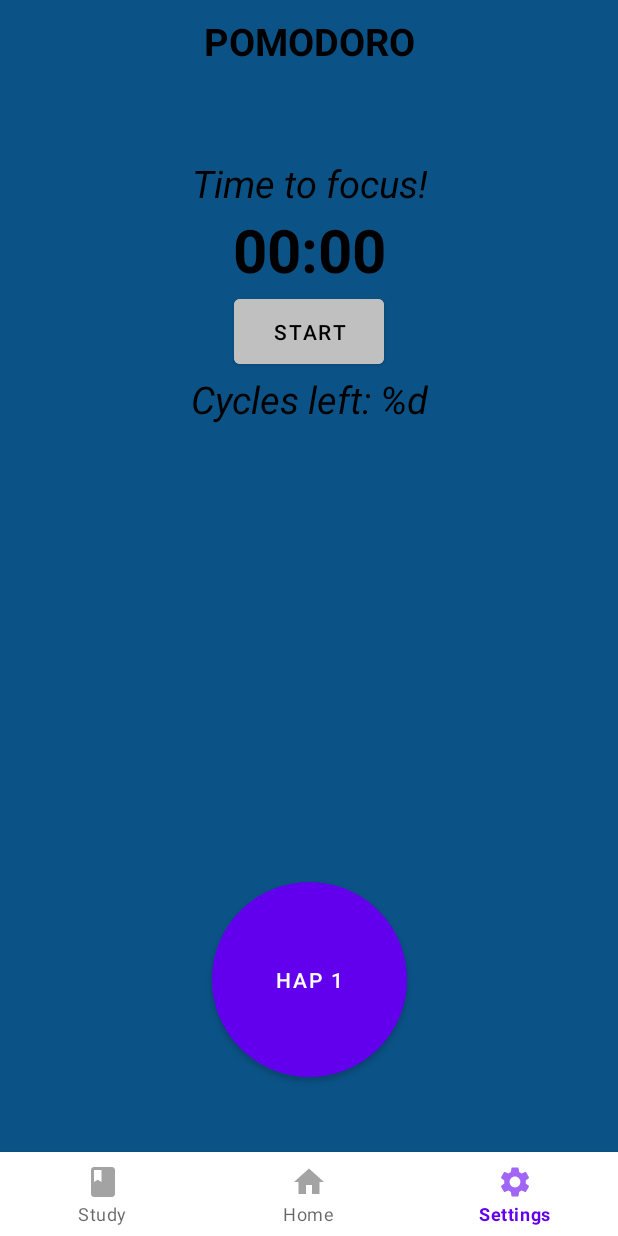
After one commit to chlowhee/FYP-1-APP, an Android app: the fragment PomodoroStudyFrag placed in its activity, on a phone screen of 412 x 824 dp. The commit adds this screen. Run offline under Robolectric (Android 15) with nearby library versions, the phone set to English and light mode, and no system bars; our stand-ins replace Dagger/Hilt's generated code.

Commit message:
added force start and pomodoro frags

```diff
--- /dev/null
+++ b/app/src/main/java/com/example/jasiriheart/ui/PomodoroStudyFrag.kt
@@ -0,0 +1,29 @@
+package com.example.jasiriheart.ui
+
+import android.os.Bundle
+import android.view.LayoutInflater
+import android.view.View
+import android.view.ViewGroup
+import androidx.fragment.app.Fragment
+import com.example.jasiriheart.databinding.FragStudyPomodoroBinding
+
+class PomodoroStudyFrag: Fragment() {
+
+    private var _binding: FragStudyPomodoroBinding? = null
+    private val binding get() = _binding!!
+
+    override fun onCreateView(
+        inflater: LayoutInflater, container: ViewGroup?,
+        savedInstanceState: Bundle?
+    ): View? {
+        _binding = FragStudyPomodoroBinding.inflate(inflater, container, false)
+        return binding.root
+    }
+
+    override fun onViewCreated(view: View, savedInstanceState: Bundle?) {
+        super.onViewCreated(view, savedInstanceState)
+    }
+
+    //TODO: custom countdown timer but default 25 mins
+
+}
--- /dev/null
+++ b/app/src/main/res/drawable/circle_button.xml
@@ -0,0 +1,10 @@
+<?xml version="1.0" encoding="utf-8"?>
+<selector xmlns:android="http://schemas.android.com/apk/res/android">
+    <item>
+        <shape android:shape="oval">
+            <stroke android:color="@color/black" android:width="2dp" />
+            <solid android:color="@color/red"/>
+            <size android:width="160dp" android:height="160dp"/>
+        </shape>
+    </item>
+</selector>
--- /dev/null
+++ b/app/src/main/res/layout/frag_study_pomodoro.xml
@@ -0,0 +1,95 @@
+<?xml version="1.0" encoding="utf-8"?>
+<androidx.constraintlayout.widget.ConstraintLayout xmlns:android="http://schemas.android.com/apk/res/android"
+    xmlns:app="http://schemas.android.com/apk/res-auto"
+    android:layout_width="match_parent"
+    android:layout_height="match_parent">
+
+    <TextView
+        android:id="@+id/pomodoro_title"
+        android:layout_width="wrap_content"
+        android:layout_height="wrap_content"
+        android:text="@string/pomodoro_title"
+        android:textSize="25sp"
+        android:textStyle="bold"
+        android:textColor="@color/black"
+        android:layout_marginTop="10dp"
+        app:layout_constraintTop_toTopOf="parent"
+        app:layout_constraintStart_toStartOf="parent"
+        app:layout_constraintEnd_toEndOf="parent"/>
+
+    <TextView
+        android:id="@+id/time_to_focus_title"
+        android:layout_width="wrap_content"
+        android:layout_height="wrap_content"
+        android:text="@string/time_to_focus"
+        android:textSize="25sp"
+        android:textStyle="italic"
+        android:textColor="@color/black"
+        android:gravity="center"
+        app:layout_constraintStart_toStartOf="parent"
+        app:layout_constraintEnd_toEndOf="parent"
+        android:layout_marginTop="60dp"
+        app:layout_constraintTop_toBottomOf="@id/pomodoro_title"/>
+
+    <TextView
+        android:id="@+id/time_for_a_break_title"
+        android:layout_width="wrap_content"
+        android:layout_height="wrap_content"
+        android:text="@string/time_for_a_break_xd"
+        android:textSize="25sp"
+        android:textStyle="italic"
+        android:textColor="@color/black"
+        android:gravity="center"
+        android:visibility="invisible"
+        app:layout_constraintStart_toStartOf="parent"
+        app:layout_constraintEnd_toEndOf="parent"
+        app:layout_constraintTop_toTopOf="@id/time_to_focus_title"/>
+
+    <TextView
+        android:id="@+id/pomodoro_timer"
+        android:layout_width="wrap_content"
+        android:layout_height="wrap_content"
+        android:text="00:00"
+        android:textSize="40sp"
+        android:textColor="@color/black"
+        android:textStyle="bold"
+        app:layout_constraintStart_toStartOf="parent"
+        app:layout_constraintEnd_toEndOf="parent"
+        app:layout_constraintTop_toBottomOf="@id/time_to_focus_title"/>
+
+    <Button
+        android:id="@+id/pomodoro_start"
+        android:layout_width="100dp"
+        android:layout_height="55dp"
+        android:backgroundTint="@color/silver"
+        android:text="@string/start"
+        android:textColor="@color/black"
+        app:layout_constraintStart_toStartOf="parent"
+        app:layout_constraintEnd_toEndOf="parent"
+        app:layout_constraintTop_toBottomOf="@id/pomodoro_timer"/>
+
+    <TextView
+        android:id="@+id/pomodoro_cycles"
+        android:layout_width="wrap_content"
+        android:layout_height="wrap_content"
+        android:text="Cycles left: %d"
+        android:textSize="25sp"
+        android:textStyle="italic"
+        android:textColor="@color/black"
+        app:layout_constraintStart_toStartOf="parent"
+        app:layout_constraintEnd_toEndOf="parent"
+        app:layout_constraintTop_toBottomOf="@id/pomodoro_start"/>
+
+    <Button
+        android:id="@+id/pomodoro_haptic_1"
+        android:layout_width="130dp"
+        android:layout_height="130dp"
+        android:backgroundTint="@color/red"
+        android:background="@drawable/circle_button"
+        android:text="HAP 1"
+        android:hapticFeedbackEnabled="true"
+        app:layout_constraintStart_toStartOf="parent"
+        app:layout_constraintEnd_toEndOf="parent"
+        android:layout_marginBottom="50dp"
+        app:layout_constraintBottom_toBottomOf="parent"/>
+</androidx.constraintlayout.widget.ConstraintLayout>
--- a/app/src/main/res/values/strings.xml
+++ b/app/src/main/res/values/strings.xml
@@ -28,5 +28,12 @@
     <string name="study_title">How do you want Jasiri to accompany you?</string>
     <string name="pomodoro_method">Pomodoro Method</string>
     <string name="getting_things_done_method">Getting Things Done Method</string>
-    <string name="force_start">Force Start</string>
+    <string name="force_start_methos">Force Start</string>
+    <string name="pomodoro_title">POMODORO</string>
+    <string name="time_to_focus">Time to focus!</string>
+    <string name="time_for_a_break_xd">Time for a break XD</string>
+    <string name="start">START</string>
+    <string name="stop">STOP</string>
+    <string name="force_start">FORCE START</string>
+    <string name="jump_start_your_brain">Jump start your brain!</string>
 </resources>
```
Also changed, not shown: app/src/main/java/com/example/jasiriheart/ui/ForceStartStudyFrag.kt (added, +29 -0 lines), app/src/main/java/com/example/jasiriheart/ui/StudyFragment.kt (+7 -1 lines), app/src/main/res/layout/frag_study_force_start.xml (added, +56 -0 lines), app/src/main/res/layout/fragment_study.xml (+9 -0 lines).
